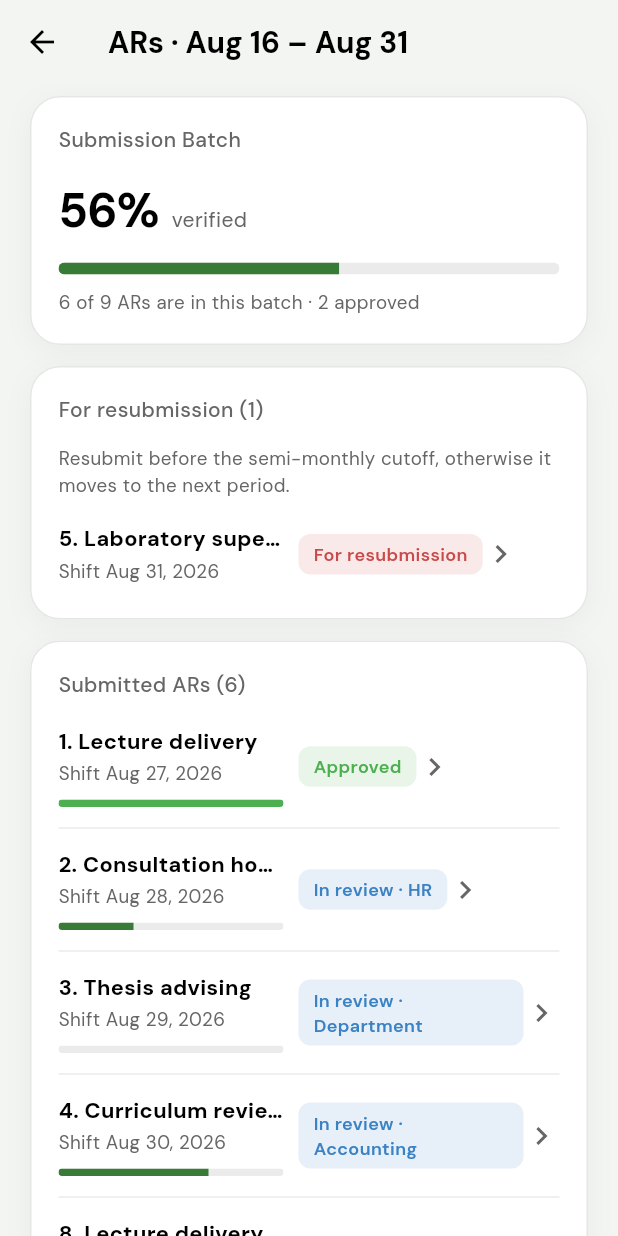
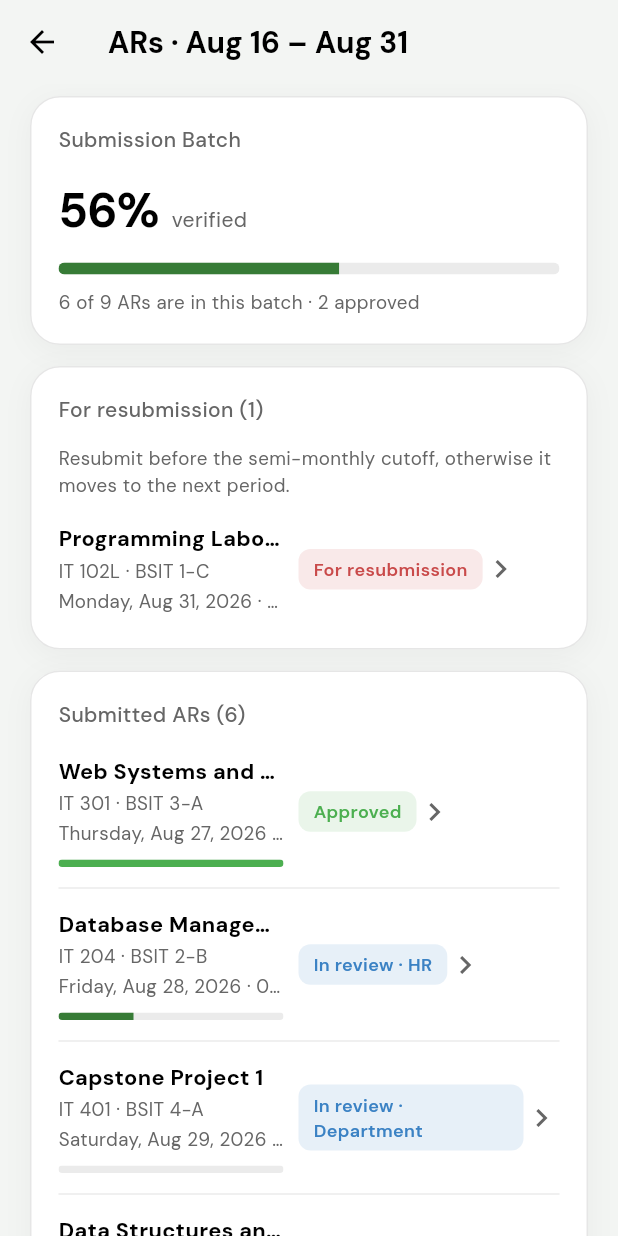
Before and after one commit to JohnIvn/aris-mobile, a Flutter app: the ArListScreen screen opened directly with sample values from the repository, on a phone screen of 412 x 824 dp. Run offline on Flutter 3.47's test engine with Material 3 defaults, Android fonts, the phone set to English and light mode, and no system bars; our stand-ins replace flutter_dotenv, flutter_secure_storage, google_fonts, google_sign_in; accounts and stored records are empty.

Commit message:
Remodified the AR list

```diff
--- a/lib/models/ar_item.dart
+++ b/lib/models/ar_item.dart
@@ -51,11 +51,23 @@ class ArApproval {
 class ArItem {
   final String id;
   final String reportId;
-  final String title;
-  final String narrative;
-  final DateTime shiftDate;
-  final String shiftTime;
+
+  // Mirrors the report_entries table.
+  final String course;
+  final String code;
+  final String program;
+  final int year;
+  final String section;
+  final int units;
+  final String day;
   final double shiftHours;
+  final String shiftStart; // HH:mm
+  final String shiftEnd; // HH:mm
+  final String campus;
+  final DateTime classDate;
+  final String topics;
+  final String description;
+
   final DateTime submittedAt;
   final List<ArApproval> approvals; // department -> hr -> accounting
   final RejectionKind? rejectionKind;
@@ -67,11 +79,20 @@ class ArItem {
   const ArItem({
     required this.id,
     required this.reportId,
-    required this.title,
-    required this.narrative,
-    required this.shiftDate,
-    required this.shiftTime,
+    required this.course,
+    required this.code,
+    required this.program,
+    required this.year,
+    required this.section,
+    required this.units,
+    required this.day,
     required this.shiftHours,
+    required this.shiftStart,
+    required this.shiftEnd,
+    required this.campus,
+    required this.classDate,
+    required this.topics,
+    required this.description,
     required this.submittedAt,
     required this.approvals,
     this.rejectionKind,
@@ -123,9 +144,7 @@ class ArItem {
 
   /// Cutoff of the submission period after the one this AR missed / was removed from.
   DateTime get nextPeriodCutoff => semiMonthlyCutoff(
-    (resubmitBy ?? semiMonthlyCutoff(submittedAt)).add(
-      const Duration(days: 1),
-    ),
+    (resubmitBy ?? semiMonthlyCutoff(submittedAt)).add(const Duration(days: 1)),
   );
 
   /// Resubmission resumes at the stage that rejected it.
@@ -136,11 +155,20 @@ class ArItem {
     return ArItem(
       id: id,
       reportId: reportId,
-      title: title,
-      narrative: narrative,
-      shiftDate: shiftDate,
-      shiftTime: shiftTime,
+      course: course,
+      code: code,
+      program: program,
+      year: year,
+      section: section,
+      units: units,
+      day: day,
       shiftHours: shiftHours,
+      shiftStart: shiftStart,
+      shiftEnd: shiftEnd,
+      campus: campus,
+      classDate: classDate,
+      topics: topics,
+      description: description,
       submittedAt: now,
       approvals: [
         for (var i = 0; i < approvals.length; i++)
--- a/lib/screens/ar_list_screen.dart
+++ b/lib/screens/ar_list_screen.dart
@@ -36,11 +36,7 @@ class _ArListScreenState extends State<ArListScreen> {
         'Resubmit before the semi-monthly cutoff, otherwise it moves to the next period.',
         inGroup({ArStatus.forResubmission}),
       ),
-      (
-        'Submitted ARs',
-        null,
-        inGroup({ArStatus.inReview, ArStatus.approved}),
-      ),
+      ('Submitted ARs', null, inGroup({ArStatus.inReview, ArStatus.approved})),
       (
         'Invalid',
         'Removed from this batch so payroll is not delayed. Can be filed again next period.',
@@ -116,10 +112,7 @@ class _ArListScreenState extends State<ArListScreen> {
                 Text(
                   '${summary.active} of ${summary.total} ARs are in this '
                   'batch · ${summary.approved} approved',
-                  style: TextStyle(
-                    color: colors.textSecondary,
-                    fontSize: 12.5,
-                  ),
+                  style: TextStyle(color: colors.textSecondary, fontSize: 12.5),
                 ),
               ],
             ),
@@ -183,7 +176,8 @@ class _ArListScreenState extends State<ArListScreen> {
         onTap: () async {
           await Navigator.of(context).push(
             MaterialPageRoute(
-              builder: (_) => ArDetailScreen(report: widget.report, arId: ar.id),
+              builder: (_) =>
+                  ArDetailScreen(report: widget.report, arId: ar.id),
             ),
           );
           if (mounted) setState(() {});
@@ -197,7 +191,7 @@ class _ArListScreenState extends State<ArListScreen> {
                   crossAxisAlignment: CrossAxisAlignment.start,
                   children: [
                     Text(
-                      ar.title,
+                      ar.course,
                       maxLines: 1,
                       overflow: TextOverflow.ellipsis,
                       style: TextStyle(
@@ -208,7 +202,20 @@ class _ArListScreenState extends State<ArListScreen> {
                     ),
                     const SizedBox(height: 2),
                     Text(
-                      'Shift ${formatShortDate(ar.shiftDate)}',
+                      '${ar.code} · ${ar.program} ${ar.year}-${ar.section}',
+                      maxLines: 1,
+                      overflow: TextOverflow.ellipsis,
+                      style: TextStyle(
+                        color: colors.textSecondary,
+                        fontSize: 12.5,
+                      ),
+                    ),
+                    const SizedBox(height: 2),
+                    Text(
+                      '${ar.day}, ${formatShortDate(ar.classDate)} · '
+                      '${ar.shiftStart}–${ar.shiftEnd}',
+                      maxLines: 1,
+                      overflow: TextOverflow.ellipsis,
                       style: TextStyle(
                         color: colors.textSecondary,
                         fontSize: 12.5,
--- a/lib/services/ar_service.dart
+++ b/lib/services/ar_service.dart
@@ -87,26 +87,99 @@ class ArService {
 
   // ---- mock generation ----------------------------------------------------
 
-  static const _titles = [
-    'Lecture delivery',
-    'Consultation hours',
-    'Thesis advising',
-    'Curriculum review',
-    'Laboratory supervision',
-    'Exam proctoring',
-    'Department meeting',
+  static const _weekdays = [
+    'Monday',
+    'Tuesday',
+    'Wednesday',
+    'Thursday',
+    'Friday',
+    'Saturday',
+    'Sunday',
+  ];
+
+  // (course, code, program, year, section, units, topics, description)
+  static const _courses = [
+    (
+      'Web Systems and Technologies',
+      'IT 301',
+      'BSIT',
+      3,
+      'A',
+      3,
+      'RESTful APIs and routing',
+      'Delivered the lecture and guided the class through the hands-on exercise.',
+    ),
+    (
+      'Database Management Systems',
+      'IT 204',
+      'BSIT',
+      2,
+      'B',
+      3,
+      'Normalization and joins',
+      'Discussed normal forms and facilitated the in-class query activity.',
+    ),
+    (
+      'Capstone Project 1',
+      'IT 401',
+      'BSIT',
+      4,
+      'A',
+      3,
+      'Proposal defense preparation',
+      'Advised the groups on their proposal documents and revisions.',
+    ),
+    (
+      'Data Structures and Algorithms',
+      'CS 202',
+      'BSCS',
+      2,
+      'A',
+      3,
+      'Trees and graph traversal',
+      'Lectured on traversal strategies and checked the seatwork outputs.',
+    ),
+    (
+      'Programming Laboratory',
+      'IT 102L',
+      'BSIT',
+      1,
+      'C',
+      1,
+      'Loops and arrays',
+      'Supervised the laboratory session and assessed the exercises.',
+    ),
+    (
+      'Information Assurance',
+      'IT 405',
+      'BSIT',
+      4,
+      'B',
+      3,
+      'Access control models',
+      'Proctored the quiz and discussed the results afterwards.',
+    ),
+    (
+      'Software Engineering',
+      'IT 303',
+      'BSIT',
+      3,
+      'B',
+      3,
+      'Agile and sprint planning',
+      'Facilitated the sprint planning workshop with the project teams.',
+    ),
   ];
 
   List<ArItem> _generate(ReportItem r) {
     final now = DateTime.now();
-    return [
-      for (var i = 0; i < r.arTaskTally; i++) _mockAr(r, i, now),
-    ];
+    return [for (var i = 0; i < r.arTaskTally; i++) _mockAr(r, i, now)];
   }
 
   ArItem _mockAr(ReportItem r, int i, DateTime now) {
-    final title = _titles[i % _titles.length];
+    final c = _courses[i % _courses.length];
     final base = DateTime(r.shiftDate.year, r.shiftDate.month, r.shiftDate.day);
+    final classDate = base.add(Duration(days: i));
 
     // How many stages approved, and whether a stage then rejected.
     int approvedCount;
@@ -159,7 +232,7 @@ class ArService {
             decidedAt: now.subtract(const Duration(days: 1)),
             reviewer: '${stages[s].label} Reviewer',
             remarks: kind == RejectionKind.invalid
-                ? 'Shift does not match the biometric record for this date.'
+                ? 'Class does not match the biometric record for this date.'
                 : 'Please attach the missing details of the activity and resubmit.',
           )
         else
@@ -169,13 +242,20 @@ class ArService {
     return ArItem(
       id: '${r.id}-ar-${i + 1}',
       reportId: r.id,
-      title: '${i + 1}. $title',
-      narrative:
-          '$title for the period. Completed the scheduled tasks and '
-          'submitted the corresponding outputs.',
-      shiftDate: base.add(Duration(days: i)),
-      shiftTime: '8:00 AM – 5:00 PM',
-      shiftHours: 8,
+      course: c.$1,
+      code: c.$2,
+      program: c.$3,
+      year: c.$4,
+      section: c.$5,
+      units: c.$6,
+      day: _weekdays[classDate.weekday - 1],
+      shiftHours: 3,
+      shiftStart: '08:00',
+      shiftEnd: '11:00',
+      campus: 'Main Campus',
+      classDate: classDate,
+      topics: c.$7,
+      description: c.$8,
       submittedAt: now.subtract(const Duration(days: 5)),
       approvals: approvals,
       rejectionKind: kind,
```
Also changed, not shown: lib/screens/ar_detail_screen.dart (+46 -7 lines), lib/screens/report_detail_screen.dart (+0 -7 lines).
